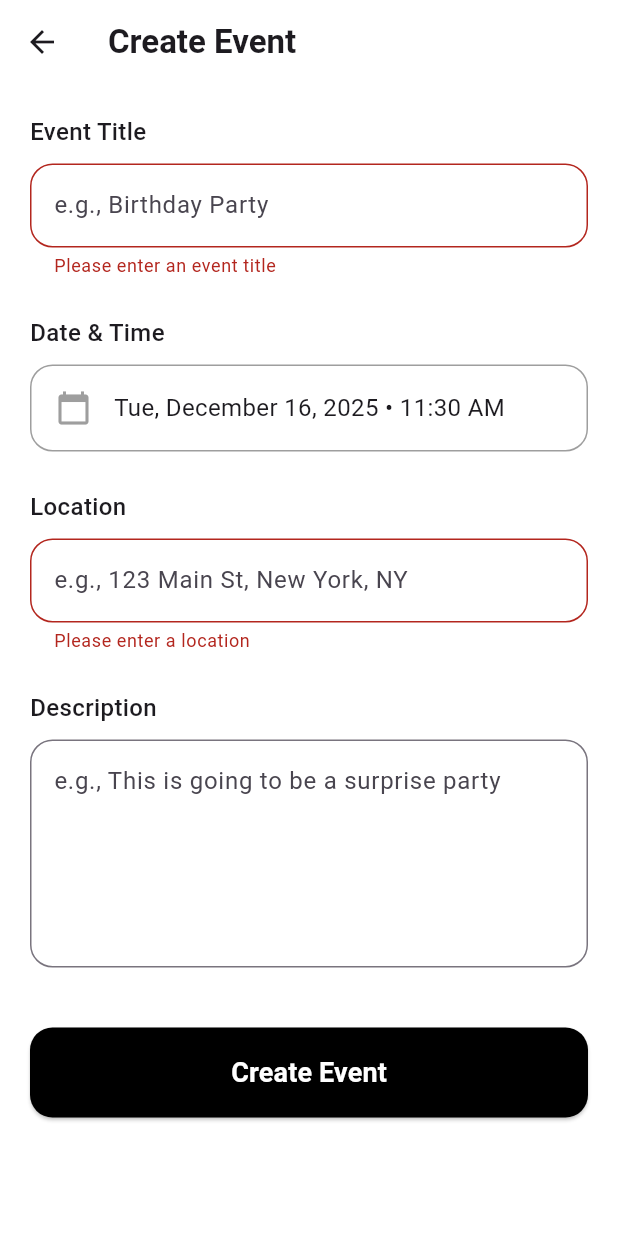
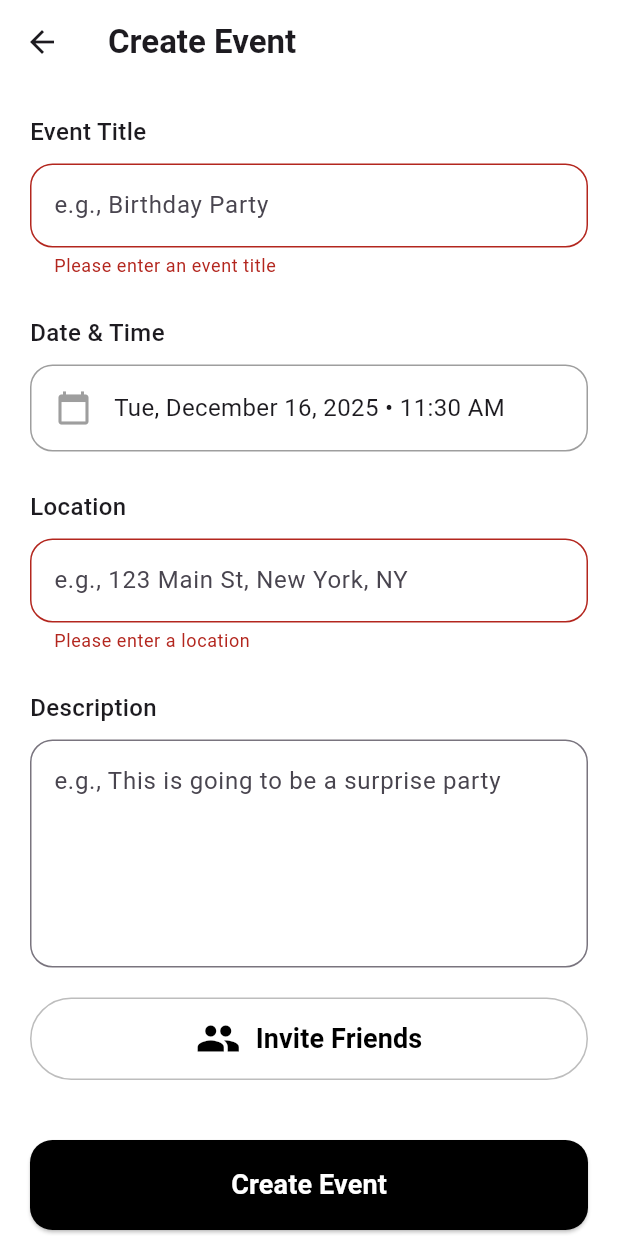
Before and after one commit to iftekar2/sureplan, a Flutter app: the CreateEventPage screen opened directly, after a tap on "Create Event", on a phone screen of 412 x 824 dp. Run offline on Flutter 3.47's test engine with Material 3 defaults, Android fonts, the light colour scheme and no system bars; our stand-ins replace google_sign_in, supabase_flutter; accounts and stored records are empty; network calls fail.

Commit message:
Users are able to invite people to events when creating event and fixed the bottom navigation

```diff
--- a/lib/events/createEventPage.dart
+++ b/lib/events/createEventPage.dart
@@ -1,6 +1,10 @@
 import 'package:flutter/material.dart';
 import 'package:intl/intl.dart';
+
+import 'package:sureplan/events/selectInviteesPage.dart';
+import 'package:sureplan/models/user_profile.dart';
 import 'package:sureplan/services/eventService.dart';
+import 'package:sureplan/services/inviteService.dart';
 
 class CreateEventPage extends StatefulWidget {
   const CreateEventPage({super.key});
@@ -15,8 +19,10 @@ class _CreateEventPageState extends State<CreateEventPage> {
   final _locationController = TextEditingController();
   final _descriptionController = TextEditingController();
   final _eventService = EventService();
+  final _inviteService = InviteService();
 
   DateTime _selectedDateTime = DateTime.now().add(Duration(hours: 1));
+  List<UserProfile> _selectedInvitees = [];
   bool _isLoading = false;
 
   @override
@@ -66,18 +72,37 @@ class _CreateEventPageState extends State<CreateEventPage> {
     });
 
     try {
-      await _eventService.createEvent(
+      final createdEvent = await _eventService.createEvent(
         title: _titleController.text.trim(),
         dateTime: _selectedDateTime,
         location: _locationController.text.trim(),
         description: _descriptionController.text.trim(),
       );
 
+      // Send invites to selected users
+      if (_selectedInvitees.isNotEmpty) {
+        for (var user in _selectedInvitees) {
+          try {
+            await _inviteService.sendInvite(
+              eventId: createdEvent.id,
+              inviteeId: user.id,
+            );
+          } catch (e) {
+            print('Failed to invite ${user.username}: $e');
+            // Continue inviting others even if one fails
+          }
+        }
+      }
+
       if (!mounted) return;
 
       ScaffoldMessenger.of(context).showSnackBar(
         SnackBar(
-          content: Text('Event created successfully!'),
+          content: Text(
+            _selectedInvitees.isNotEmpty
+                ? 'Event created and invites sent!'
+                : 'Event created successfully!',
+          ),
           backgroundColor: Colors.green,
         ),
       );
@@ -219,6 +244,54 @@ class _CreateEventPageState extends State<CreateEventPage> {
                 maxLines: 5,
               ),
 
+              SizedBox(height: 20),
+
+              // Invite friends
+              TextButton(
+                style: TextButton.styleFrom(
+                  backgroundColor: Colors.white,
+                  foregroundColor: Colors.black,
+                  elevation: 0,
+                  side: BorderSide(color: Colors.grey[400]!),
+                  minimumSize: Size(250, 55),
+                ),
+
+                onPressed: () async {
+                  final result = await Navigator.push(
+                    context,
+                    MaterialPageRoute(
+                      builder: (context) => SelectInviteesPage(
+                        alreadySelected: _selectedInvitees,
+                      ),
+                    ),
+                  );
+
+                  if (result != null && result is List<UserProfile>) {
+                    setState(() {
+                      _selectedInvitees = result;
+                    });
+                  }
+                },
+
+                child: Row(
+                  mainAxisAlignment: MainAxisAlignment.center,
+                  crossAxisAlignment: CrossAxisAlignment.center,
+                  children: [
+                    Icon(Icons.people, size: 30),
+                    SizedBox(width: 10),
+                    Text(
+                      _selectedInvitees.isEmpty
+                          ? 'Invite Friends'
+                          : '${_selectedInvitees.length} Friends Selected',
+                      style: TextStyle(
+                        fontSize: 18,
+                        fontWeight: FontWeight.w600,
+                      ),
+                    ),
+                  ],
+                ),
+              ),
+
               SizedBox(height: 40),
 
               // Create button
--- a/lib/login/loginPage.dart
+++ b/lib/login/loginPage.dart
@@ -1,4 +1,5 @@
 import 'package:flutter/material.dart';
+import 'package:sureplan/auth/authGate.dart';
 import 'package:sureplan/auth/authService.dart';
 import 'package:sureplan/forgot_password/forgotPasswordPage.dart';
 import 'package:sureplan/home/homePage.dart';
--- a/lib/main_scaffold.dart
+++ b/lib/main_scaffold.dart
@@ -24,6 +24,7 @@ class _MainScaffoldState extends State<MainScaffold> {
   Widget build(BuildContext context) {
     return Scaffold(
       body: IndexedStack(index: _selectedIndex, children: _pages),
+
       bottomNavigationBar: BottomNavigationBar(
         selectedLabelStyle: TextStyle(color: Colors.black, fontSize: 14),
         unselectedLabelStyle: TextStyle(color: Colors.black, fontSize: 12),
@@ -39,6 +40,7 @@ class _MainScaffoldState extends State<MainScaffold> {
             icon: Icon(Icons.home, size: 35),
             label: 'Home',
           ),
+
           BottomNavigationBarItem(
             icon: Icon(Icons.email, size: 35),
             label: 'Email',
--- a/lib/welcome/welcomePage.dart
+++ b/lib/welcome/welcomePage.dart
@@ -1,5 +1,5 @@
 import 'package:flutter/material.dart';
-import 'package:sureplan/home/homePage.dart';
+import 'package:sureplan/auth/authGate.dart';
 import 'package:sureplan/login/loginPage.dart';
 import 'package:sureplan/signup/signupPage.dart';
 import 'package:sureplan/auth/googleSignInService.dart';
@@ -25,7 +25,7 @@ class _WelcomePageState extends State<WelcomePage> {
 
       Navigator.pushReplacement(
         context,
-        MaterialPageRoute(builder: (context) => const HomePage()),
+        MaterialPageRoute(builder: (context) => const AuthGate()),
       );
     } catch (e) {
       // Check if widget is still mounted before showing error
```
Also changed, not shown: lib/events/selectInviteesPage.dart (added, +171 -0 lines), lib/home/homePage.dart (+1 -6 lines), lib/settings/profile.dart (+0 -30 lines), lib/signup/signupPage.dart (+7 -5 lines).
